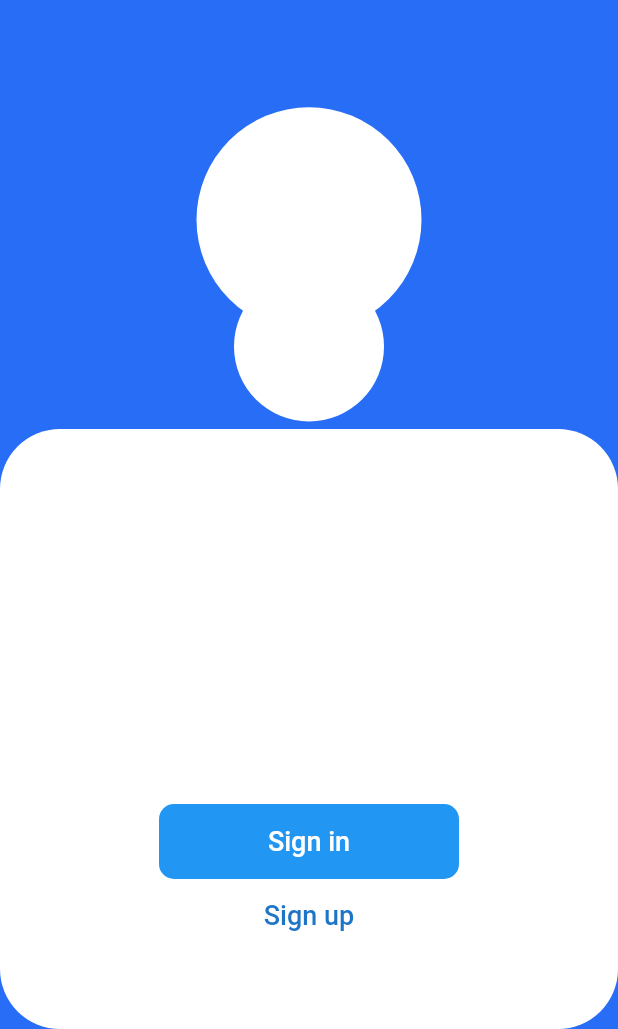
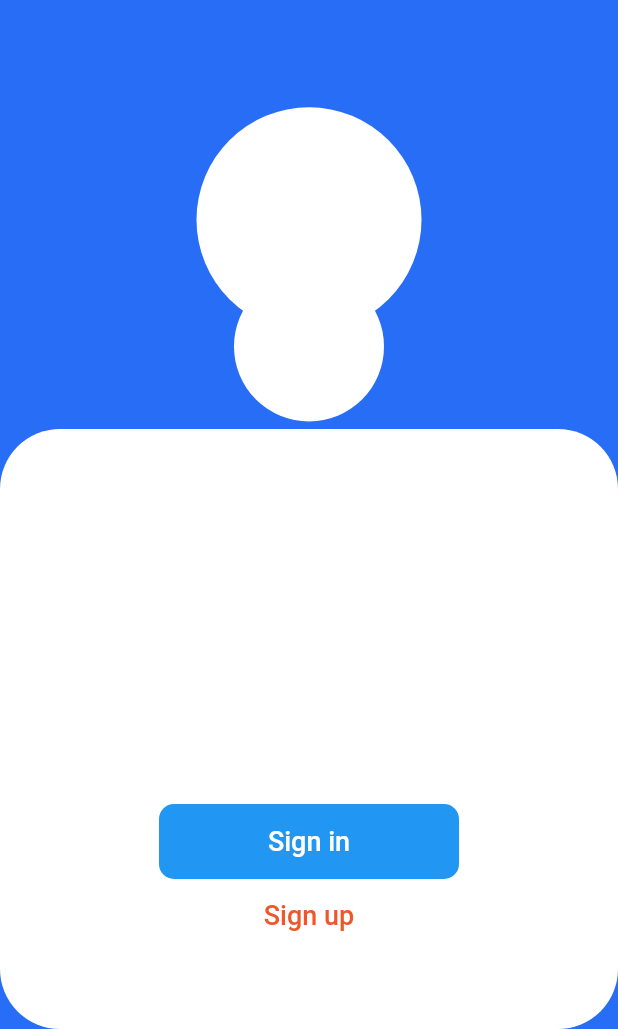
Before and after one commit to dfodeker/Credia, a Flutter app: the screen it shows after launch, on a phone screen of 412 x 824 dp, the part 207-1236 px from its top. Run offline on Flutter 3.47's test engine with Material 2 defaults, Android fonts, the light colour scheme and no system bars.

Commit message:
Changed primary color to coral orange

```diff
--- a/credia_app/lib/main.dart
+++ b/credia_app/lib/main.dart
@@ -12,7 +12,7 @@ class MyApp extends StatelessWidget {
     return MaterialApp(
       title: 'Credia',
       theme: ThemeData(
-        primaryColor: const dartUI.Color.fromARGB(255, 30, 117, 199),
+        primaryColor: dartUI.Color.fromARGB(255, 238, 87, 41),
         scaffoldBackgroundColor: const dartUI.Color.fromARGB(255, 40, 109, 246),
       ),
       home: MyHomePage(),
```
